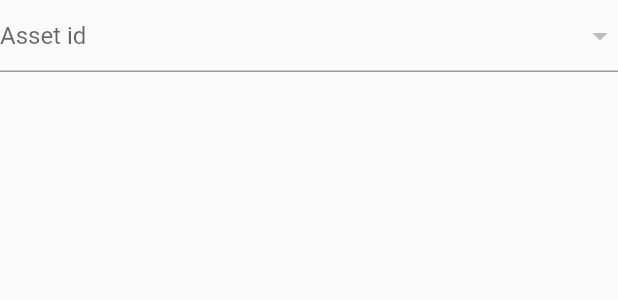
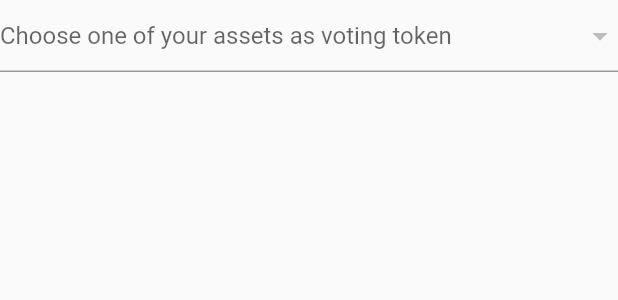
Before and after one commit to dariocast/evoting-algorand, a Flutter app: the _AssetSelection widget shown alone on an empty page, opened directly, on a phone screen of 412 x 824 dp. Shown: the top 300 px of the screen. Run offline on Flutter 3.47's test engine with Material 2 defaults, Android fonts, the light colour scheme and no system bars; our stand-ins replace adaptive_dialog, bloc, equatable, flutter_bloc, formz, hive and 3 more; missing offline and left inert: algorand_dart; accounts and stored records are empty; network calls fail.

Commit message:
style (vote creation): change hint

```diff
--- a/flutter_app/lib/modules/home/bloc/home_bloc.dart
+++ b/flutter_app/lib/modules/home/bloc/home_bloc.dart
@@ -58,7 +58,7 @@ class HomeBloc extends Bloc<HomeEvent, HomeState> {
           await _repository.getAssets(accountState.account!.publicAddress);
       yield state.copyWith(
         passphrase: passphrase,
-        votings: votings,
+        votings: votings.length > 0 ? votings : state.votings,
         assets: assets,
         loading: false,
       );
--- a/flutter_app/lib/modules/home/repository/home_repository.dart
+++ b/flutter_app/lib/modules/home/repository/home_repository.dart
@@ -6,7 +6,7 @@ import 'package:algorand_evoting/utils/services/rest_api_service.dart';
 class HomeRepository {
   Future<List<Voting>> getVotings() async {
     // ! Need this because of indexer per second requests limit...
-    await Future.delayed(const Duration(seconds: 1));
+    await Future.delayed(const Duration(seconds: 2));
     final response = await RestApiService.getAllVoting();
     if (response.data != null) {
       List<Voting> votings = List<Voting>.from(
--- a/flutter_app/lib/modules/voting_creation/screens/voting_creation_form.dart
+++ b/flutter_app/lib/modules/voting_creation/screens/voting_creation_form.dart
@@ -117,7 +117,7 @@ class _AssetSelection extends StatelessWidget {
           previous.availableAssets != current.availableAssets,
       builder: (context, state) {
         return DropdownButtonFormField(
-          hint: Text('Asset id'),
+          hint: Text('Choose one of your assets as voting token'),
           key: const Key('voteCreation_assetIdInput_DropdownField'),
           onChanged: (Asset? assetId) => context
               .read<VotingCreationBloc>()
```
